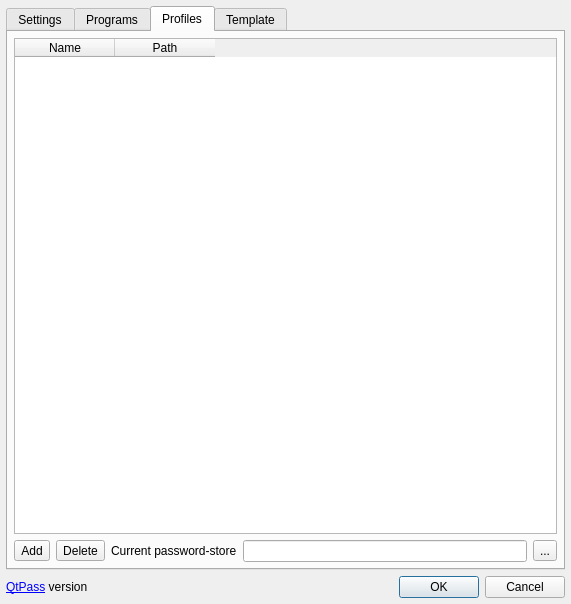
First picture: the form in configdialog.ui, repository IJHack/QtPass, before the edit.
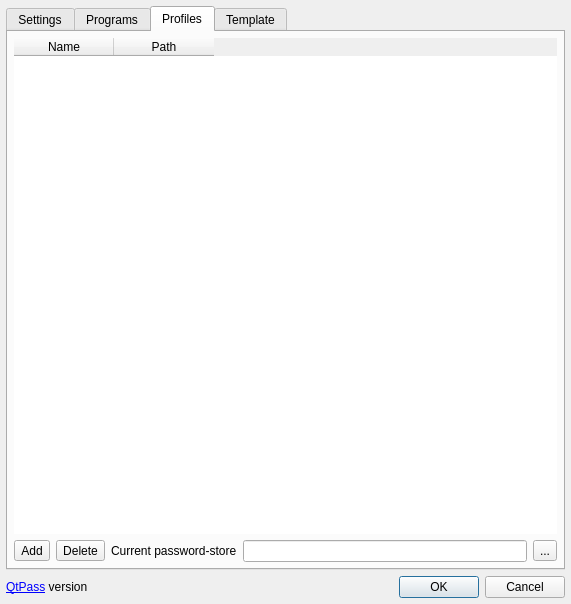
Second picture: the form after the edit. The open tabs and pages were chosen to show the change. Icons and pictures are not drawn.

Commit message: UI Improvement: Get rid of the text boxes shadows, transparent background for notes window and a header for the open password

The edit to the form file:
```diff
--- a/configdialog.ui
+++ b/configdialog.ui
@@ -771,6 +771,21 @@
        </property>
        <item>
         <widget class="QTableWidget" name="profileTable">
+         <property name="sizePolicy">
+          <sizepolicy hsizetype="MinimumExpanding" vsizetype="Expanding">
+           <horstretch>0</horstretch>
+           <verstretch>0</verstretch>
+          </sizepolicy>
+         </property>
+         <property name="frameShape">
+          <enum>QFrame::NoFrame</enum>
+         </property>
+         <property name="frameShadow">
+          <enum>QFrame::Plain</enum>
+         </property>
+         <property name="lineWidth">
+          <number>0</number>
+         </property>
          <property name="editTriggers">
           <set>QAbstractItemView::DoubleClicked|QAbstractItemView::EditKeyPressed|QAbstractItemView::SelectedClicked</set>
          </property>
```
Left out of the diff: 5 changed lines with no effect on the pictures. The commit also changes 4 other files.
